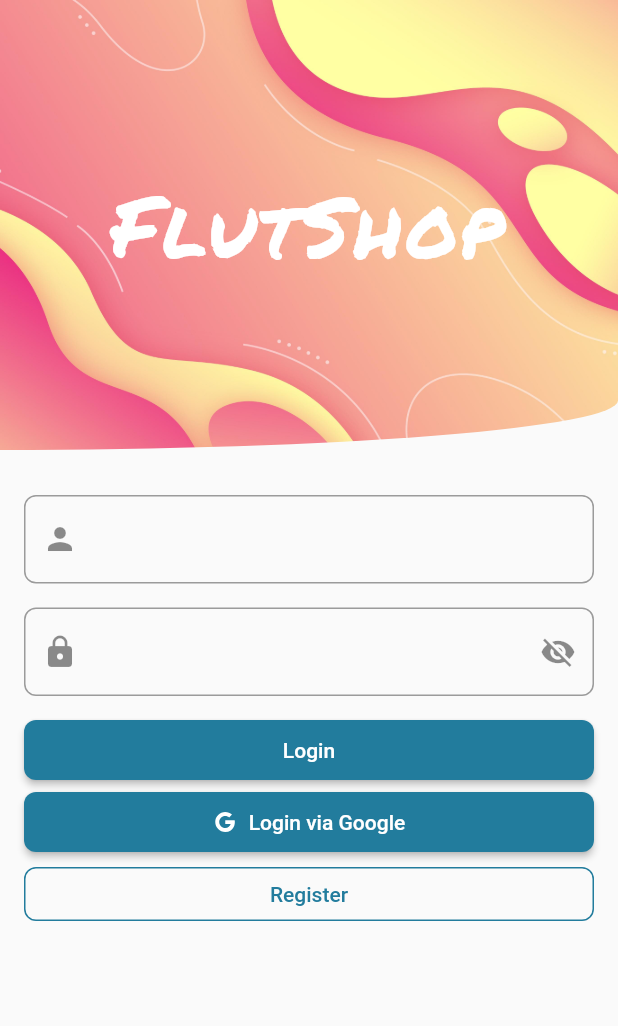
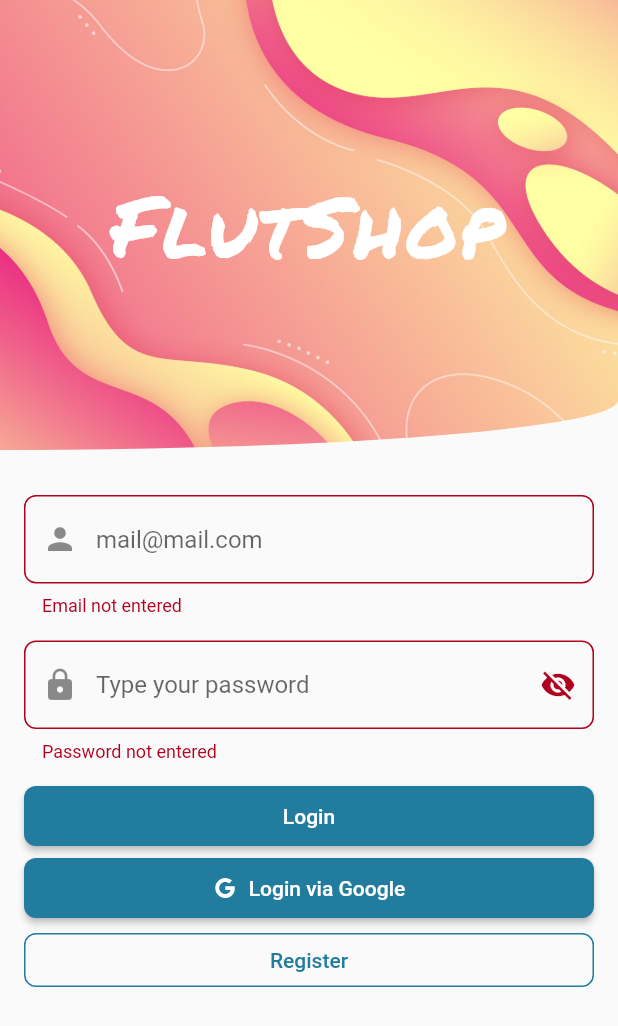
Before and after one commit to iggy228/FlutShop, a Flutter app: the screen it shows after launch, after a tap on "Login", on a phone screen of 412 x 824 dp. Shown: the top 1026 px of the screen. Run offline on Flutter 3.47's test engine with Material 2 defaults, Android fonts, the light colour scheme and no system bars; our stand-ins replace auto_route, bloc, firebase_auth, firebase_core, flutter_bloc, flutter_svg and 5 more; accounts and stored records are empty; generated files the repository leaves out were written again.

Commit message:
Add bussiness logic to login, login via Google and register.

```diff
--- a/lib/main.dart
+++ b/lib/main.dart
@@ -1,10 +1,14 @@
 import 'package:firebase_core/firebase_core.dart';
+import 'package:flut_shop/src/injection.dart';
 import 'package:flutter/material.dart';
 
 import 'src/presentation/my_app.dart';
 
-void main() {
-  Firebase.initializeApp();
+Future<void> main() async {
+  WidgetsFlutterBinding.ensureInitialized();
+  configureInjection();
+
+  await Firebase.initializeApp();
 
   runApp(MyApp());
 }
--- a/lib/src/core/routes/app_router.dart
+++ b/lib/src/core/routes/app_router.dart
@@ -1,12 +1,13 @@
 import 'package:auto_route/auto_route.dart';
-import 'package:flut_shop/src/presentation/screens/login_screen.dart';
+import 'package:flut_shop/src/presentation/screens/auth/auth_screen.dart';
+import 'package:flut_shop/src/presentation/screens/auth/login_screen.dart';
 import 'package:flutter/widgets.dart';
 
 part 'app_router.gr.dart';
 
 @MaterialAutoRouter(
   routes: <AutoRoute>[
-    AutoRoute(page: LoginScreen, initial: true),
+    AutoRoute(page: AuthScreen, initial: true),
   ],
 )
 class AppRouter extends _$AppRouter {}
--- a/lib/src/data/auth/auth_facade.dart
+++ b/lib/src/data/auth/auth_facade.dart
@@ -2,7 +2,9 @@
 import 'package:flut_shop/src/domain/auth/auth_response.dart';
 import 'package:flut_shop/src/domain/auth/i_auth_facade.dart';
 import 'package:google_sign_in/google_sign_in.dart';
+import 'package:injectable/injectable.dart';
 
+@LazySingleton(as: IAuthFacade)
 class AuthFacade implements IAuthFacade {
   final FirebaseAuth _firebaseAuth;
   final GoogleSignIn _googleSignIn;
--- a/lib/src/domain/auth/i_auth_facade.dart
+++ b/lib/src/domain/auth/i_auth_facade.dart
@@ -1,7 +1,9 @@
+import 'package:flut_shop/src/domain/auth/auth_response.dart';
+
 abstract class IAuthFacade {
-  Future<void> login(String email, String password) async {}
+  Future<AuthResponse?> login(String email, String password) async {}
 
-  Future<void> register(String email, String password) async {}
+  Future<AuthResponse?> register(String email, String password) async {}
 
-  Future<void> loginViaGoogle() async {}
+  Future<AuthResponse?> loginViaGoogle() async {}
 }
--- /dev/null
+++ b/lib/src/injection.dart
@@ -0,0 +1,11 @@
+import 'package:get_it/get_it.dart';
+import 'package:injectable/injectable.dart';
+
+import 'injection.config.dart';
+
+final GetIt getIt = GetIt.instance;
+
+@injectableInit
+void configureInjection() {
+  $initGetIt(getIt);
+}
--- a/lib/src/presentation/bloc/login_form_event.dart
+++ b/lib/src/presentation/bloc/login_form_event.dart
@@ -16,3 +16,9 @@
 }
 
 class LoginFormLogin extends LoginFormEvent {}
+
+class LoginFormRegister extends LoginFormEvent {}
+
+class LoginFormLoginViaGoogle extends LoginFormEvent {}
+
+class LoginFormResetAuthState extends LoginFormEvent {}
--- a/lib/src/presentation/bloc/login_form_state.dart
+++ b/lib/src/presentation/bloc/login_form_state.dart
@@ -5,10 +5,16 @@
   const factory LoginFormState({
     required String email,
     required String password,
+    required AuthResponse authResponse,
+    required bool isSubmitting,
+    required bool showErrorMessage,
   }) = _LoginFormState;
 
   factory LoginFormState.initial() => const LoginFormState(
         email: '',
         password: '',
+        authResponse: AuthResponse.none(),
+        isSubmitting: false,
+        showErrorMessage: false,
       );
 }
--- /dev/null
+++ b/lib/src/presentation/screens/auth/auth_screen.dart
@@ -0,0 +1,62 @@
+import 'package:flut_shop/src/injection.dart';
+import 'package:flut_shop/src/presentation/bloc/login_form_bloc.dart';
+import 'package:flut_shop/src/presentation/screens/auth/login_screen.dart';
+import 'package:flutter/material.dart';
+import 'package:flutter_bloc/flutter_bloc.dart';
+
+class AuthScreen extends StatelessWidget {
+  const AuthScreen({Key? key}) : super(key: key);
+
+  @override
+  Widget build(BuildContext context) {
+    return BlocProvider(
+      create: (context) => getIt<LoginFormBloc>(),
+      child: BlocConsumer<LoginFormBloc, LoginFormState>(
+        listener: (context, state) {
+          state.authResponse.maybeWhen(
+            // TODO implement for navigating to home
+            success: (val) => print(val),
+            error: (val) {
+              showDialog(
+                context: context,
+                builder: (_) => AlertDialog(
+                  title: Column(
+                    mainAxisSize: MainAxisSize.min,
+                    children: [
+                      const Icon(
+                        Icons.error_outline_outlined,
+                        color: Colors.red,
+                        size: 64,
+                      ),
+                      SizedBox(height: 16),
+                      Text(val),
+                    ],
+                  ),
+                  actions: [
+                    TextButton(
+                      onPressed: () => Navigator.pop(context),
+                      child: Text('OK'),
+                    ),
+                  ],
+                ),
+              );
+              context.read<LoginFormBloc>().add(LoginFormResetAuthState());
+            },
+            orElse: () {},
+          );
+        },
+        builder: (context, state) {
+          if (state.isSubmitting) {
+            return const Scaffold(
+              body: Center(
+                child: CircularProgressIndicator(),
+              ),
+            );
+          } else {
+            return const LoginScreen();
+          }
+        },
+      ),
+    );
+  }
+}
--- a/lib/src/presentation/widgets/login_form.dart
+++ b/lib/src/presentation/widgets/login_form.dart
@@ -1,14 +1,25 @@
 import 'package:flut_shop/src/core/utils/validators/email_validator.dart';
+import 'package:flut_shop/src/core/utils/validators/password_validator.dart';
 import 'package:flut_shop/src/gen/assets.gen.dart';
+import 'package:flut_shop/src/presentation/bloc/login_form_bloc.dart';
 import 'package:flut_shop/src/presentation/widgets/password_text_field.dart';
 import 'package:flutter/material.dart';
+import 'package:flutter_bloc/flutter_bloc.dart';
 
-class LoginForm extends StatelessWidget {
+class LoginForm extends StatefulWidget {
   const LoginForm({Key? key}) : super(key: key);
+
+  @override
+  State<LoginForm> createState() => _LoginFormState();
+}
+
+class _LoginFormState extends State<LoginForm> {
+  final GlobalKey<FormState> _formKey = GlobalKey<FormState>();
 
   @override
   Widget build(BuildContext context) {
     return Form(
+      key: _formKey,
       child: Column(
         crossAxisAlignment: CrossAxisAlignment.stretch,
         children: [
@@ -16,27 +27,43 @@
             autocorrect: false,
             keyboardType: TextInputType.emailAddress,
             validator: (val) => emailValidator(val),
-            onChanged: (val) {},
+            onChanged: (val) => context.read<LoginFormBloc>().add(
+                  LoginFormEmailChanged(val),
+                ),
             decoration: const InputDecoration(
               prefixIcon: Icon(Icons.person),
+              hintText: 'mail@mail.com',
             ),
           ),
           const SizedBox(height: 16),
           PasswordTextField(
-            validator: (val) => emailValidator(val),
+            onChanged: (val) => context.read<LoginFormBloc>().add(
+                  LoginFormPasswordChanged(val),
+                ),
+            validator: (val) => passwordValidator(val),
           ),
           const SizedBox(height: 12),
           ElevatedButton(
-            onPressed: () {},
+            onPressed: () {
+              if (_formKey.currentState!.validate()) {
+                context.read<LoginFormBloc>().add(LoginFormLogin());
+              }
+            },
             child: Text('Login'),
           ),
           ElevatedButton.icon(
             icon: Assets.icons.google.svg(height: 16, color: Colors.white),
-            onPressed: () {},
+            onPressed: () {
+              context.read<LoginFormBloc>().add(LoginFormLoginViaGoogle());
+            },
             label: Text('Login via Google'),
           ),
           OutlinedButton(
-            onPressed: () {},
+            onPressed: () {
+              if (_formKey.currentState!.validate()) {
+                context.read<LoginFormBloc>().add(LoginFormRegister());
+              }
+            },
             child: Text('Register'),
           ),
         ],
--- a/lib/src/presentation/widgets/password_text_field.dart
+++ b/lib/src/presentation/widgets/password_text_field.dart
@@ -25,11 +25,12 @@
   Widget build(BuildContext context) {
     return TextFormField(
       autocorrect: false,
-      obscureText: showPassword,
-      onChanged: (val) {},
+      obscureText: !showPassword,
+      onChanged: widget.onChanged,
       validator: widget.validator,
       decoration: InputDecoration(
         prefixIcon: widget.prefixIcon,
+        hintText: 'Type your password',
         suffixIcon: IconButton(
           icon: Icon(showPassword ? Icons.visibility : Icons.visibility_off),
           onPressed: () => setState(() => showPassword = !showPassword),
--- a/pubspec.yaml
+++ b/pubspec.yaml
@@ -15,9 +15,11 @@
   freezed_annotation: ^1.1.0
   flutter:
     sdk: flutter
-  flutter_bloc: ^8.0.0
+  flutter_bloc: ^8.0.1
   flutter_svg: ^1.0.0
+  get_it: ^7.2.0
   google_sign_in: ^5.2.1
+  injectable: ^1.5.0
 
 dev_dependencies:
   auto_route_generator: ^3.2.0
@@ -30,6 +32,8 @@
     sdk: flutter
   flutter_lints: ^1.0.4
   flutter_riverpod: ^1.0.3
+  injectable_generator: ^1.5.2
+  mockito: ^5.0.17
 
 flutter:
   uses-material-design: true
```
Also changed, not shown: lib/src/data/core/firebase_injectable_module.dart (added, +11 -0 lines), lib/src/presentation/bloc/login_form_bloc.dart (+81 -2 lines), lib/src/presentation/screens/auth/login_screen.dart (renamed from lib/src/presentation/screens/login_screen.dart), pubspec.lock, 2 other files.
